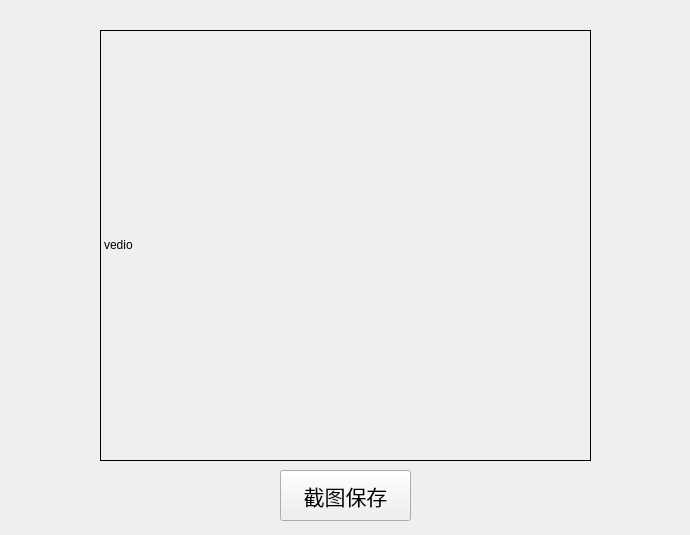
Qt form ZooFence_Pi/page10.ui (Isabella98Liu/ZooFence_RaspberryPi) before a commit.
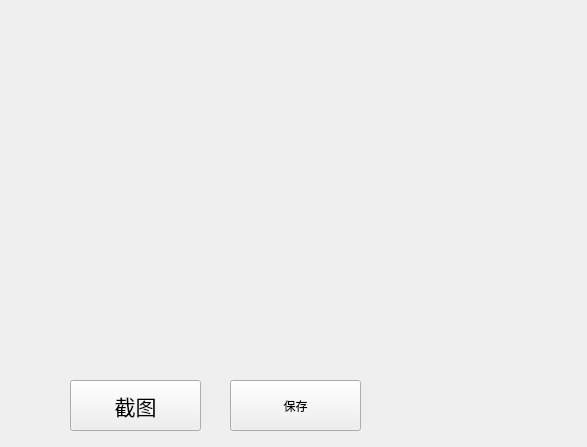
The same form after that commit. Icons and pictures are not drawn.

Patch:
```diff
--- a/ZooFence_Pi/page10.ui
+++ b/ZooFence_Pi/page10.ui
@@ -6,53 +6,18 @@
    <rect>
     <x>0</x>
     <y>0</y>
-    <width>690</width>
-    <height>535</height>
+    <width>587</width>
+    <height>447</height>
    </rect>
   </property>
   <property name="windowTitle">
    <string>Form</string>
   </property>
-  <widget class="QLabel" name="label">
-   <property name="geometry">
-    <rect>
-     <x>30</x>
-     <y>30</y>
-     <width>50</width>
-     <height>50</height>
-    </rect>
-   </property>
-   <property name="text">
-    <string/>
-   </property>
-   <property name="pixmap">
-    <pixmap resource="icon.qrc">:/icon/Recource/return.png</pixmap>
-   </property>
-   <property name="scaledContents">
-    <bool>true</bool>
-   </property>
-  </widget>
-  <widget class="QLabel" name="label_2">
-   <property name="geometry">
-    <rect>
-     <x>100</x>
-     <y>30</y>
-     <width>491</width>
-     <height>431</height>
-    </rect>
-   </property>
-   <property name="frameShape">
-    <enum>QFrame::Box</enum>
-   </property>
-   <property name="text">
-    <string>&lt;html&gt;&lt;head/&gt;&lt;body&gt;&lt;p&gt;vedio&lt;/p&gt;&lt;/body&gt;&lt;/html&gt;</string>
-   </property>
-  </widget>
   <widget class="QPushButton" name="pushButton">
    <property name="geometry">
     <rect>
-     <x>280</x>
-     <y>470</y>
+     <x>70</x>
+     <y>380</y>
      <width>131</width>
      <height>51</height>
     </rect>
@@ -64,13 +29,50 @@
     </font>
    </property>
    <property name="text">
-    <string>截图保存</string>
+    <string>截图</string>
    </property>
    <property name="icon">
     <iconset resource="icon.qrc">
      <normaloff>:/icon/Recource/picture.PNG</normaloff>:/icon/Recource/picture.PNG</iconset>
    </property>
   </widget>
+  <widget class="QWidget" name="verticalLayoutWidget">
+   <property name="geometry">
+    <rect>
+     <x>20</x>
+     <y>10</y>
+     <width>391</width>
+     <height>371</height>
+    </rect>
+   </property>
+   <layout class="QVBoxLayout" name="verticalLayout"/>
+  </widget>
+  <widget class="QPushButton" name="pushButton_2">
+   <property name="geometry">
+    <rect>
+     <x>230</x>
+     <y>380</y>
+     <width>131</width>
+     <height>51</height>
+    </rect>
+   </property>
+   <property name="text">
+    <string>保存</string>
+   </property>
+  </widget>
+  <widget class="QLabel" name="label_2">
+   <property name="geometry">
+    <rect>
+     <x>420</x>
+     <y>30</y>
+     <width>161</width>
+     <height>121</height>
+    </rect>
+   </property>
+   <property name="text">
+    <string/>
+   </property>
+  </widget>
  </widget>
  <resources>
   <include location="icon.qrc"/>
```
Left out of the diff: 6 changed lines with no effect on the pictures.
